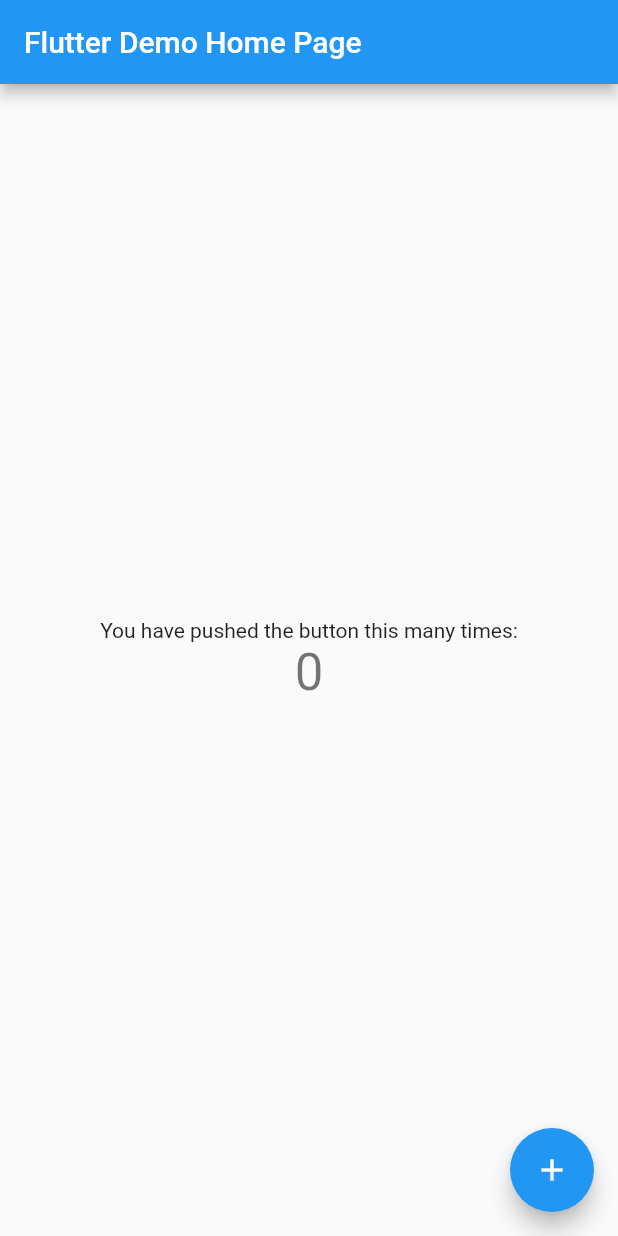
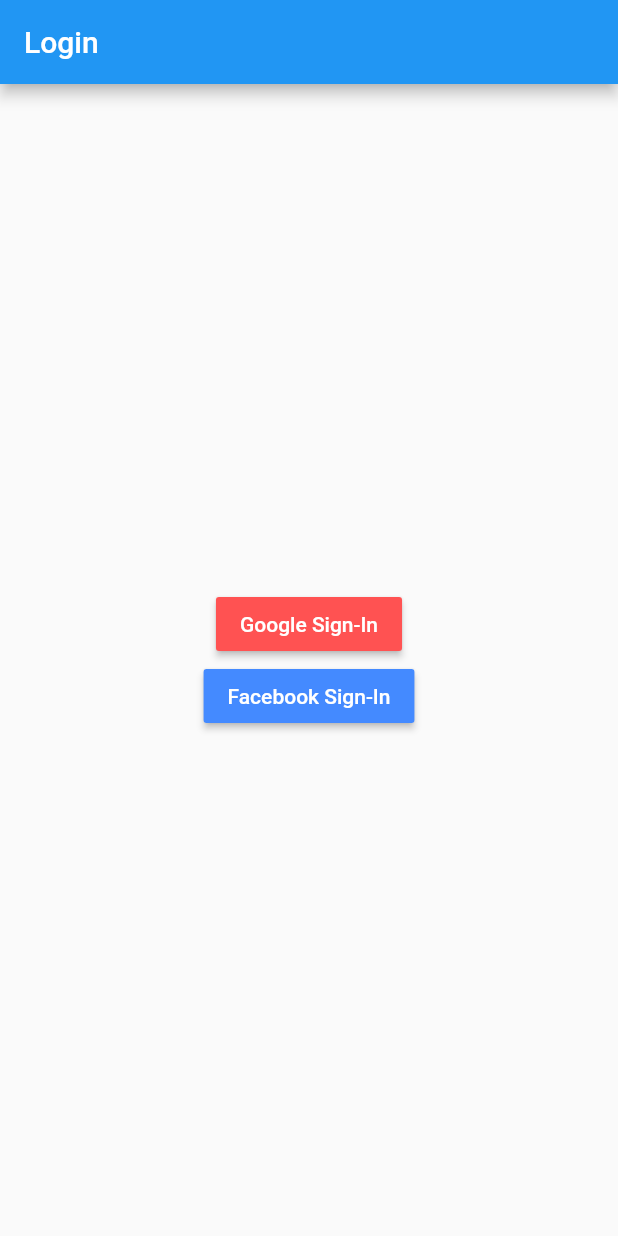
Before and after one commit to nstosic/toptal-flutter-chat, a Flutter app: the screen it shows after launch, on a phone screen of 412 x 824 dp. Run offline on Flutter 3.47's test engine with Material 2 defaults, Android fonts, the phone set to English and light mode, and no system bars; our stand-ins replace bloc, flutter_bloc.

Commit message:
Added base Login Bloc

```diff
--- a/lib/login/events/login_event.dart
+++ b/lib/login/events/login_event.dart
@@ -0,0 +1,7 @@
+abstract class LoginEvent {}
+
+class LoginWithGoogleEvent extends LoginEvent {}
+
+class LoginWithFacebookEvent extends LoginEvent {}
+
+class LogoutEvent extends LoginEvent {}
--- a/lib/login/login_bloc.dart
+++ b/lib/login/login_bloc.dart
@@ -0,0 +1,30 @@
+import 'dart:async';
+import 'package:bloc/bloc.dart';
+
+import 'events/login_event.dart';
+import 'login_state.dart';
+
+class LoginBloc extends Bloc<LoginEvent, LoginState> {
+  void onLoginGoogle() {}
+
+  void onLoginFacebook() {}
+
+  void onLogout() {}
+
+  @override
+  LoginState get initialState => LoginState.initial();
+
+  @override
+  Stream<LoginState> mapEventToState(
+    LoginState currentState,
+    LoginEvent event
+  ) async* {
+    if (event is LoginWithGoogleEvent) {
+
+    } else if (event is LoginWithFacebookEvent) {
+
+    } else if (event is LogoutEvent) {
+
+    }
+  }
+}
--- a/lib/login/login_state.dart
+++ b/lib/login/login_state.dart
@@ -0,0 +1,7 @@
+class LoginState {
+  final bool loggedIn;
+
+  const LoginState({this.loggedIn});
+
+  factory LoginState.initial() => LoginState(loggedIn: false);
+}
--- a/lib/login/login_view.dart
+++ b/lib/login/login_view.dart
@@ -0,0 +1,73 @@
+import 'package:flutter/material.dart';
+import 'package:flutter_bloc/flutter_bloc.dart';
+
+import 'login_bloc.dart';
+import 'login_state.dart';
+
+class LoginScreen extends StatefulWidget {
+  LoginScreen({Key key}) : super(key: key);
+
+  @override
+  State<StatefulWidget> createState() => _LoginState();
+}
+
+class _LoginState extends State<LoginScreen> {
+  final _bloc = LoginBloc();
+
+  @override
+  Widget build(BuildContext context) {
+    return BlocProvider<LoginBloc>(
+        bloc: _bloc, child: LoginWidget(widget: widget));
+  }
+
+  @override
+  void dispose() {
+    _bloc.dispose();
+    super.dispose();
+  }
+}
+
+class LoginWidget extends StatelessWidget {
+  const LoginWidget({Key key, @required this.widget}) : super(key: key);
+
+  final LoginScreen widget;
+
+  @override
+  Widget build(BuildContext context) {
+    return Scaffold(
+      appBar: AppBar(
+        title: Text("Login"),
+      ),
+      body: BlocBuilder(
+          bloc: BlocProvider.of<LoginBloc>(context),
+          builder: (context, LoginState state) {
+            return Center(
+              child: Column(
+                mainAxisAlignment: MainAxisAlignment.center,
+                crossAxisAlignment: CrossAxisAlignment.center,
+                children: <Widget>[
+                  RaisedButton(
+                    onPressed: () =>
+                        BlocProvider.of<LoginBloc>(context).onLoginGoogle(),
+                    child: Text(
+                      "Google Sign-In",
+                      style: TextStyle(color: Colors.white),
+                    ),
+                    color: Colors.redAccent,
+                  ),
+                  RaisedButton(
+                    onPressed: () =>
+                        BlocProvider.of<LoginBloc>(context).onLoginGoogle(),
+                    child: Text(
+                      "Facebook Sign-In",
+                      style: TextStyle(color: Colors.white),
+                    ),
+                    color: Colors.blueAccent,
+                  ),
+                ],
+              ),
+            );
+          }),
+    );
+  }
+}
--- a/lib/main.dart
+++ b/lib/main.dart
@@ -1,111 +1,18 @@
 import 'package:flutter/material.dart';
+
+import 'login/login_view.dart';
 
 void main() => runApp(MyApp());
 
 class MyApp extends StatelessWidget {
-  // This widget is the root of your application.
   @override
   Widget build(BuildContext context) {
     return MaterialApp(
-      title: 'Flutter Demo',
+      title: 'Toptal Chat',
       theme: ThemeData(
-        // This is the theme of your application.
-        //
-        // Try running your application with "flutter run". You'll see the
-        // application has a blue toolbar. Then, without quitting the app, try
-        // changing the primarySwatch below to Colors.green and then invoke
-        // "hot reload" (press "r" in the console where you ran "flutter run",
-        // or simply save your changes to "hot reload" in a Flutter IDE).
-        // Notice that the counter didn't reset back to zero; the application
-        // is not restarted.
         primarySwatch: Colors.blue,
       ),
-      home: MyHomePage(title: 'Flutter Demo Home Page'),
+      home: LoginScreen(),
     );
   }
 }
-
-class MyHomePage extends StatefulWidget {
-  MyHomePage({Key key, this.title}) : super(key: key);
-
-  // This widget is the home page of your application. It is stateful, meaning
-  // that it has a State object (defined below) that contains fields that affect
-  // how it looks.
-
-  // This class is the configuration for the state. It holds the values (in this
-  // case the title) provided by the parent (in this case the App widget) and
-  // used by the build method of the State. Fields in a Widget subclass are
-  // always marked "final".
-
-  final String title;
-
-  @override
-  _MyHomePageState createState() => _MyHomePageState();
-}
-
-class _MyHomePageState extends State<MyHomePage> {
-  int _counter = 0;
-
-  void _incrementCounter() {
-    setState(() {
-      // This call to setState tells the Flutter framework that something has
-      // changed in this State, which causes it to rerun the build method below
-      // so that the display can reflect the updated values. If we changed
-      // _counter without calling setState(), then the build method would not be
-      // called again, and so nothing would appear to happen.
-      _counter++;
-    });
-  }
-
-  @override
-  Widget build(BuildContext context) {
-    // This method is rerun every time setState is called, for instance as done
-    // by the _incrementCounter method above.
-    //
-    // The Flutter framework has been optimized to make rerunning build methods
-    // fast, so that you can just rebuild anything that needs updating rather
-    // than having to individually change instances of widgets.
-    return Scaffold(
-      appBar: AppBar(
-        // Here we take the value from the MyHomePage object that was created by
-        // the App.build method, and use it to set our appbar title.
-        title: Text(widget.title),
-      ),
-      body: Center(
-        // Center is a layout widget. It takes a single child and positions it
-        // in the middle of the parent.
-        child: Column(
-          // Column is also layout widget. It takes a list of children and
-          // arranges them vertically. By default, it sizes itself to fit its
-          // children horizontally, and tries to be as tall as its parent.
-          //
-          // Invoke "debug painting" (press "p" in the console, choose the
-          // "Toggle Debug Paint" action from the Flutter Inspector in Android
-          // Studio, or the "Toggle Debug Paint" command in Visual Studio Code)
-          // to see the wireframe for each widget.
-          //
-          // Column has various properties to control how it sizes itself and
-          // how it positions its children. Here we use mainAxisAlignment to
-          // center the children vertically; the main axis here is the vertical
-          // axis because Columns are vertical (the cross axis would be
-          // horizontal).
-          mainAxisAlignment: MainAxisAlignment.center,
-          children: <Widget>[
-            Text(
-              'You have pushed the button this many times:',
-            ),
-            Text(
-              '$_counter',
-              style: Theme.of(context).textTheme.display1,
-            ),
-          ],
-        ),
-      ),
-      floatingActionButton: FloatingActionButton(
-        onPressed: _incrementCounter,
-        tooltip: 'Increment',
-        child: Icon(Icons.add),
-      ), // This trailing comma makes auto-formatting nicer for build methods.
-    );
-  }
-}
```
